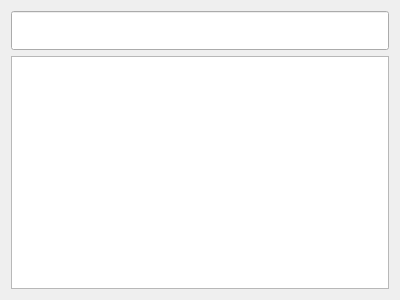
Above: ui/themewidget.ui from Zapharaos/Color-Theme-Manager before the change. Below: the same form after it.
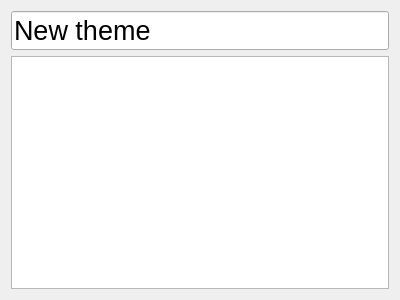
That is the form after the change.

Commit message: fix issue at listitem remove

Patch:
```diff
--- a/ui/themewidget.ui
+++ b/ui/themewidget.ui
@@ -20,7 +20,11 @@
   </property>
   <layout class="QVBoxLayout" name="verticalLayout">
    <item>
-    <widget class="QLineEdit" name="name"/>
+    <widget class="QLineEdit" name="name">
+     <property name="text">
+      <string>New theme</string>
+     </property>
+    </widget>
    </item>
    <item>
     <widget class="QListWidget" name="colorsList">
```
The commit also changes 1 other file.
